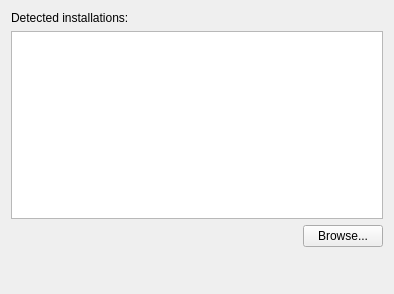
Before: the Qt Designer form files/ui/wizard/existinginstallationpage.ui in MrZer0x0/TES3MP, drawn with Qt 5.
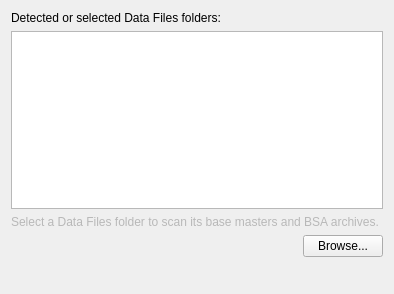
After: the same form once the commit is applied. Icons and pictures are not drawn.

Patch:
```diff
--- a/files/ui/wizard/existinginstallationpage.ui
+++ b/files/ui/wizard/existinginstallationpage.ui
@@ -14,22 +14,29 @@
    <string>WizardPage</string>
   </property>
   <property name="title">
-   <string>Select Existing Installation</string>
+   <string>Select Data Files Folder</string>
   </property>
   <property name="subTitle">
-   <string>Select an existing installation for OpenMW to use or modify.</string>
+   <string>Select the folder that contains your ESM and BSA files. Base game files are detected and enabled automatically.</string>
   </property>
   <layout class="QVBoxLayout" name="verticalLayout">
    <item>
     <widget class="QLabel" name="installationsLabel">
      <property name="text">
-      <string>Detected installations:</string>
+      <string>Detected or selected Data Files folders:</string>
      </property>
     </widget>
    </item>
    <item>
     <widget class="QListWidget" name="installationsList"/>
    </item>
+   <item>
+    <widget class="QLabel" name="detectedFilesLabel">
+     <property name="text"><string>Select a Data Files folder to scan its base masters and BSA archives.</string></property>
+     <property name="wordWrap"><bool>true</bool></property>
+     <property name="styleSheet"><string notr="true">color: palette(mid);</string></property>
+    </widget>
+   </item>
    <item>
     <layout class="QHBoxLayout" name="horizontalLayout">
      <item>
```
